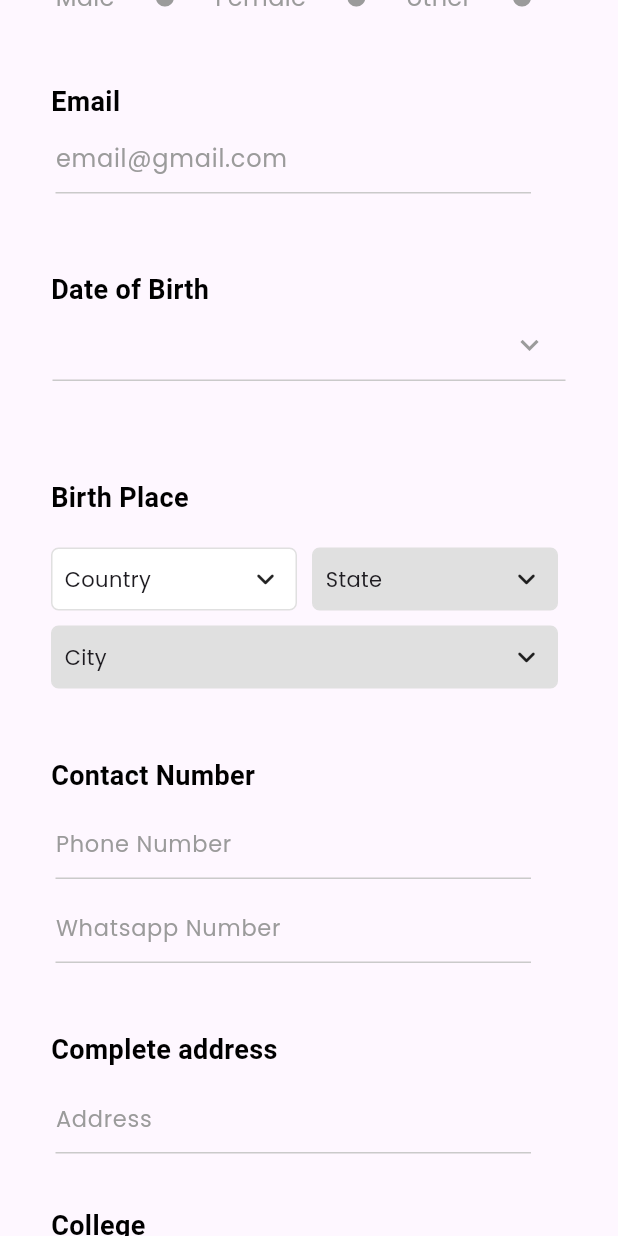
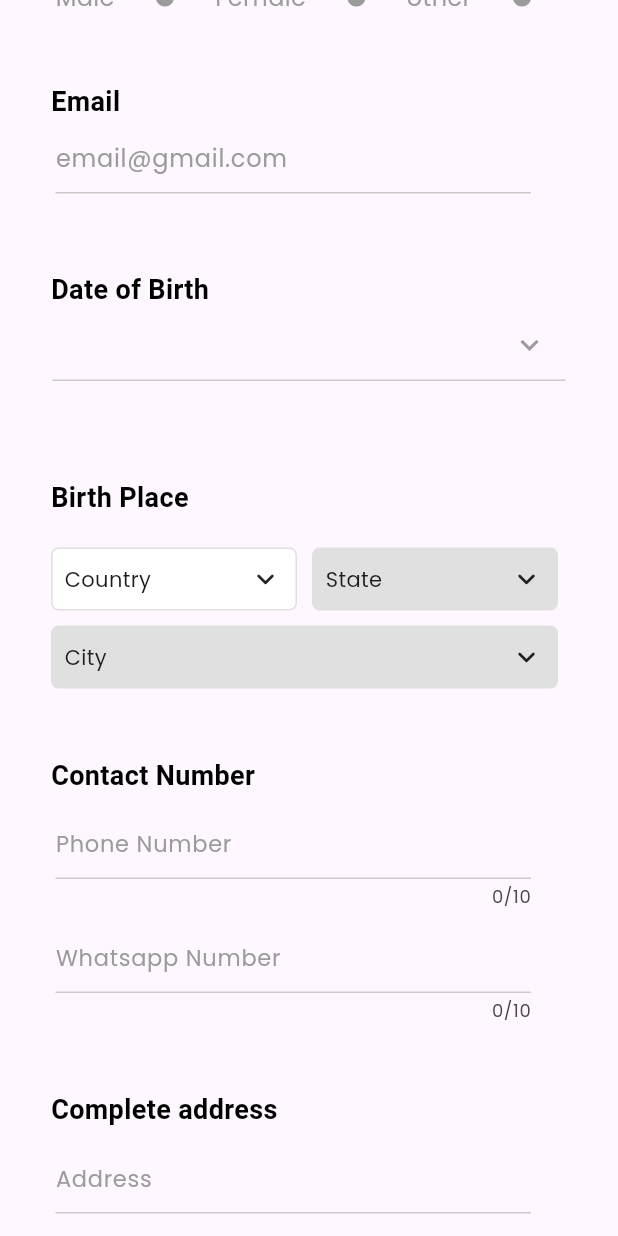
Before and after one commit to saurabhkumar-sk/hiremi, a Flutter app: the RegisterScreen screen opened directly, scrolled down 576 dp, on a phone screen of 412 x 824 dp. Run offline on Flutter 3.47's test engine with Material 2 defaults, Android fonts, the phone set to English and light mode, and no system bars; drawn by our look-alikes of csc_picker; our stand-ins replace curved_navigation_bar; Roboto replaces fonts that are missing (Poppins.bold).

Commit message:
new commit

```diff
--- a/lib/screens/register_screen.dart
+++ b/lib/screens/register_screen.dart
@@ -24,7 +24,7 @@ class _RegisterScreenState extends State<RegisterScreen> {
     return shortUid;
   }
 
-  String apiError = '';
+  String errorTextVal = '';
   var uuid = generateUid();
   String genderSelector = "";
 
@@ -36,6 +36,46 @@ class _RegisterScreenState extends State<RegisterScreen> {
   String? countryPicker;
   String? statePicker;
   String? cityPicker;
+
+  String selectedState = 'Madhya Pradesh';
+
+  // Define a list of states
+  List<String> indianStates = [
+    'Andhra Pradesh',
+    'Arunachal Pradesh',
+    'Assam',
+    'Bihar',
+    'Chhattisgarh',
+    'Goa',
+    'Gujarat',
+    'Haryana',
+    'Himachal Pradesh',
+    'Jharkhand',
+    'Karnataka',
+    'Kerala',
+    'Madhya Pradesh'
+        'Maharashtra',
+    'Manipur',
+    'Meghalaya',
+    'Mizoram',
+    'Nagaland',
+    'Odisha',
+    'Punjab',
+    'Rajasthan',
+    'Sikkim',
+    'Tamil Nadu',
+    'Telangana',
+    'Tripura',
+    'Uttar Pradesh',
+    'Uttarakhand',
+    'West Bengal',
+    'Andaman and Nicobar Islands',
+    'Chandigarh',
+    'Dadra and Nagar Haveli and Daman and Diu',
+    'Lakshadweep',
+    'Delhi',
+    'Puducherry',
+  ];
 
   final GlobalKey<FormState> _formKey = GlobalKey<FormState>();
   @override
@@ -50,10 +90,13 @@ class _RegisterScreenState extends State<RegisterScreen> {
         lastDate: DateTime(2025),
       );
       if (datePicker != null) {
+        if (datePicker.isAfter(DateTime.now())) {
+        } else {
           setState(() {
             registerProvider.dateOfBirthController.controller.text =
                 datePicker.toString().split(" ")[0];
           });
+        }
       }
     }
 
@@ -421,6 +464,17 @@ class _RegisterScreenState extends State<RegisterScreen> {
               padding: const EdgeInsets.only(left: 37, right: 58),
               child: TextFormField(
                 controller: registerProvider.emailController.controller,
+                onChanged: (value) {
+                  setState(() {
+                    if (value.contains(' ')) {
+                      errorTextVal = "Don't use blank spaces";
+                    } else if (!value.contains('@gmail.com')) {
+                      errorTextVal = "use @gmail.com in the email";
+                    } else {
+                      errorTextVal = '';
+                    }
+                  });
+                },
                 validator: (value) {
                   if (value!.isEmpty) {
                     return 'Please enter an email';
@@ -434,19 +488,20 @@ class _RegisterScreenState extends State<RegisterScreen> {
                   return null;
                 },
                 textInputAction: TextInputAction.done,
-                decoration: const InputDecoration(
-                  enabledBorder: UnderlineInputBorder(
+                decoration: InputDecoration(
+                  errorText: errorTextVal.isEmpty ? null : errorTextVal,
+                  enabledBorder: const UnderlineInputBorder(
                     borderSide: BorderSide(
                       color: MyColor.borderColor,
                     ),
                   ),
-                  focusedBorder: UnderlineInputBorder(
+                  focusedBorder: const UnderlineInputBorder(
                     borderSide: BorderSide(
                       color: MyColor.borderColor,
                     ),
                   ),
                   hintText: 'email@gmail.com',
-                  hintStyle: TextStyle(
+                  hintStyle: const TextStyle(
                     color: MyColor.grey,
                     fontSize: 16,
                     fontWeight: FontWeight.w500,
@@ -642,6 +697,8 @@ class _RegisterScreenState extends State<RegisterScreen> {
             Padding(
               padding: const EdgeInsets.only(left: 37, right: 58),
               child: TextFormField(
+                maxLength: 10,
+                keyboardType: TextInputType.number,
                 controller: registerProvider.phoneNumberController.controller,
                 validator: (value) {
                   if (value!.isEmpty) {
@@ -674,6 +731,8 @@ class _RegisterScreenState extends State<RegisterScreen> {
             Padding(
               padding: const EdgeInsets.only(left: 37, right: 58),
               child: TextFormField(
+                maxLength: 10,
+                keyboardType: TextInputType.number,
                 controller:
                     registerProvider.whatsAppNumberController.controller,
                 validator: (value) {
@@ -762,38 +821,47 @@ class _RegisterScreenState extends State<RegisterScreen> {
               ),
             ),
             const SizedBox(height: 8),
-            Padding(
-              padding: const EdgeInsets.only(left: 37, right: 58),
-              child: TextFormField(
-                controller: registerProvider.collageStateController.controller,
-                validator: (value) {
-                  if (value!.isEmpty) {
-                    return 'Please enter collage state';
-                  }
-                  return null; // Return null if the input is valid
-                },
-                textInputAction: TextInputAction.done,
-                decoration: const InputDecoration(
-                  enabledBorder: UnderlineInputBorder(
-                    borderSide: BorderSide(
-                      color: MyColor.borderColor,
+            Row(
+              children: [
+                const Padding(
+                  padding: EdgeInsets.only(left: 34),
+                  child: Text(
+                    "Collage State",
+                    style: TextStyle(fontSize: 15.0, color: MyColor.grey),
                   ),
                 ),
-                  focusedBorder: UnderlineInputBorder(
-                    borderSide: BorderSide(
-                      color: MyColor.borderColor,
-                    ),
-                  ),
-                  hintText: 'College State',
-                  hintStyle: TextStyle(
-                    color: MyColor.grey,
-                    fontSize: 15,
-                    fontWeight: FontWeight.w500,
+                Padding(
+                  padding: const EdgeInsets.only(left: 28, right: 58),
+                  child: PopupMenuButton<String>(
+                    itemBuilder: (BuildContext context) {
+                      return indianStates.map((String state) {
+                        return PopupMenuItem<String>(
+                          value: state,
+                          child: Text(state),
+                        );
+                      }).toList();
+                    },
+                    onSelected: (String value) {
+                      setState(() {
+                        selectedState = value;
+                      });
+                    },
+                    child: Padding(
+                      padding: const EdgeInsets.all(8.0),
+                      child: Text(
+                        selectedState,
+                        style: const TextStyle(
+                            fontSize: 15.0, color: MyColor.grey),
                       ),
                     ),
                   ),
                 ),
-            const SizedBox(height: 8),
+              ],
+            ),
+            Padding(
+              padding: const EdgeInsets.only(left: 37, right: 58),
+              child: Divider(),
+            ),
             Padding(
               padding: const EdgeInsets.only(left: 37, right: 58),
               child: TextFormField(
@@ -861,6 +929,8 @@ class _RegisterScreenState extends State<RegisterScreen> {
             Padding(
               padding: const EdgeInsets.only(left: 37, right: 58),
               child: TextFormField(
+                maxLength: 4,
+                keyboardType: TextInputType.number,
                 controller: registerProvider.passingYearController.controller,
                 validator: (value) {
                   if (value!.isEmpty) {
@@ -1051,9 +1121,7 @@ class _RegisterScreenState extends State<RegisterScreen> {
                             .phoneNumberController.controller.text,
                         "whatsapp_number": registerProvider
                             .whatsAppNumberController.controller.text,
-                        "college_state": registerProvider
-                            .collageStateController.controller.text
-                            .toString(),
+                        "college_state": selectedState,
                         "college_name": registerProvider
                             .collageNameController.controller.text
                             .toString(),
```
Also changed, not shown: lib/screens/dashboard_screen.dart (+7 -7 lines), lib/screens/login_screen.dart (+16 -3 lines). Lines whose indentation alone changed are shown as unchanged.
